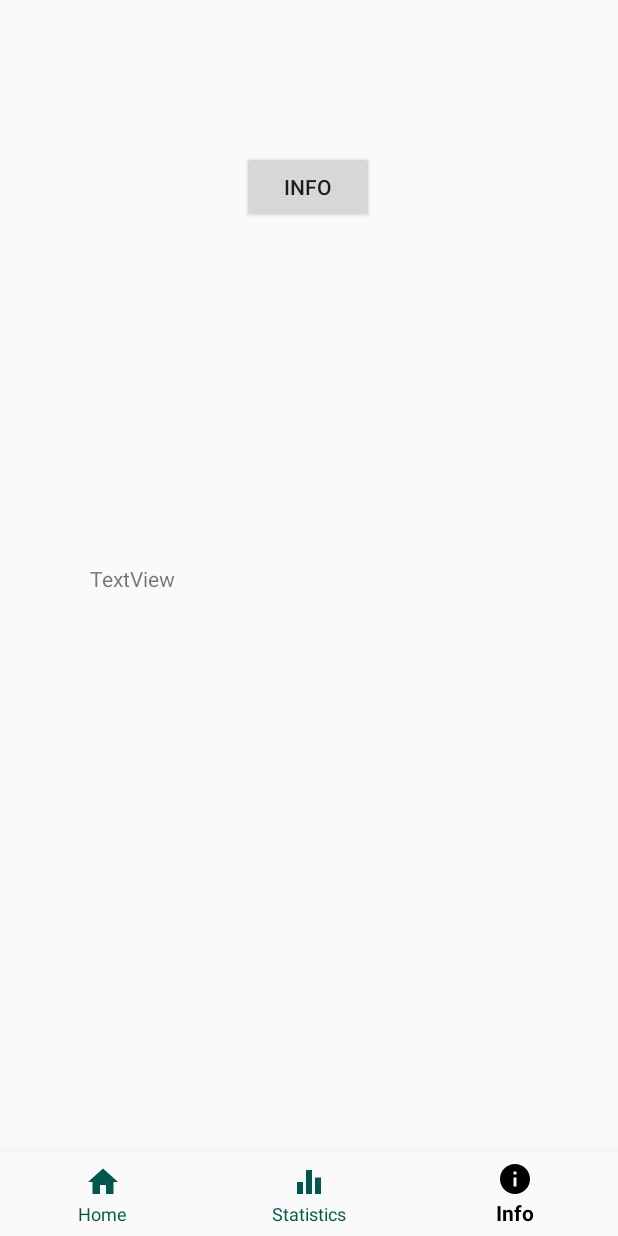
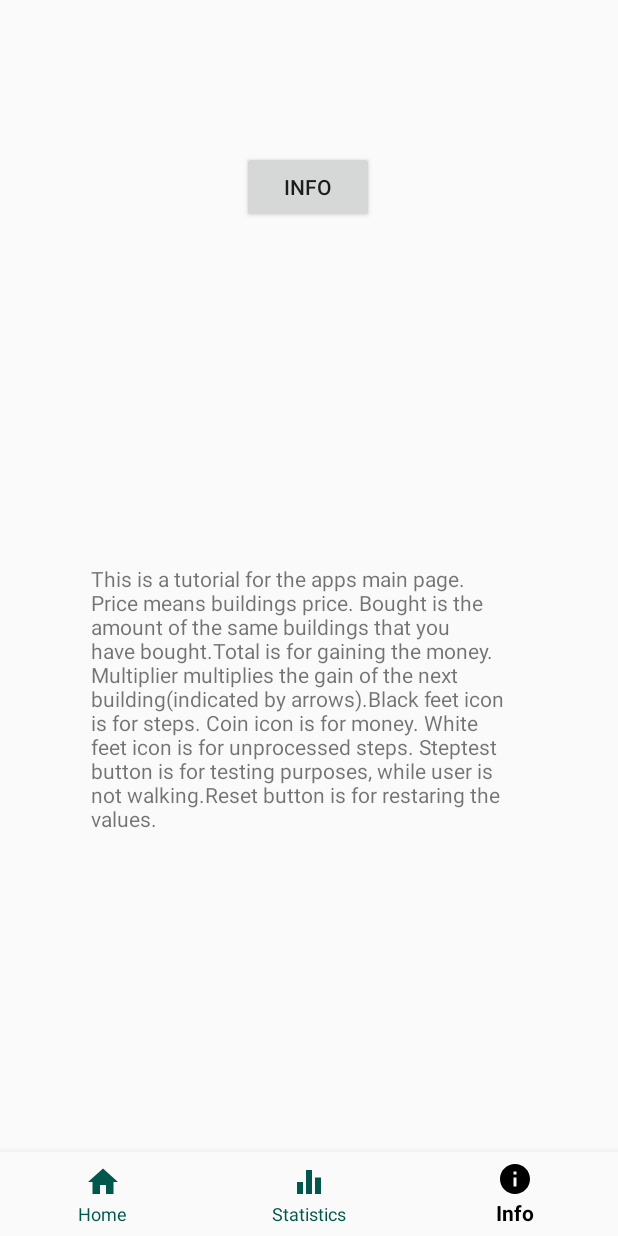
Before and after one commit to topiaspeiponen/doctorJava_project, an Android app: the screen it shows after launch (MainActivity), item 3 of the bottom bar chosen, on a phone screen of 412 x 824 dp. Run offline under Robolectric (Android 15) with nearby library versions, the phone set to English and light mode, and no system bars; our stand-ins replace Room's generated code.

Commit message:
Merge branch 'emil' of https://github.com/topiaspeiponen/doctorJava_project
# Conflicts:
#	app/src/main/res/layout/fragment_main.xml
#	app/src/main/res/layout/fragment_store.xml

```diff
--- a/app/src/main/res/layout/fragment_store.xml
+++ b/app/src/main/res/layout/fragment_store.xml
@@ -31,7 +31,10 @@
         android:layout_height="285dp"
         android:layout_marginStart="60dp"
         android:layout_marginTop="376dp"
-        android:text="TextView"
+        android:layout_marginEnd="8dp"
+        android:text="This is a tutorial for the apps main page. Price means buildings price. Bought is the amount of the same buildings that you have bought.Total is for gaining the money. Multiplier multiplies the gain of the next building(indicated by arrows).Black feet icon is for steps. Coin icon is for money. White feet icon is for unprocessed steps. Steptest button is for testing purposes, while user is not walking.Reset button is for restaring the values. "
+        app:layout_constraintEnd_toEndOf="parent"
+        app:layout_constraintHorizontal_bias="0.018"
         app:layout_constraintStart_toStartOf="parent"
         app:layout_constraintTop_toTopOf="parent"
         tools:layout_conversion_wrapHeight="420"
```
